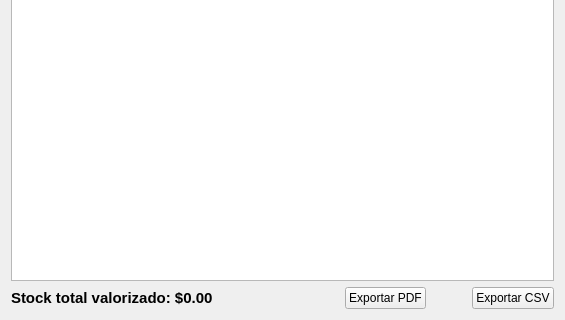
Old version of the form ui/designer/reportes.ui in the repository krppd/betterstock; both pictures show x 0 to 565 and y 230 to 550 of the 565 by 550 pixel window.
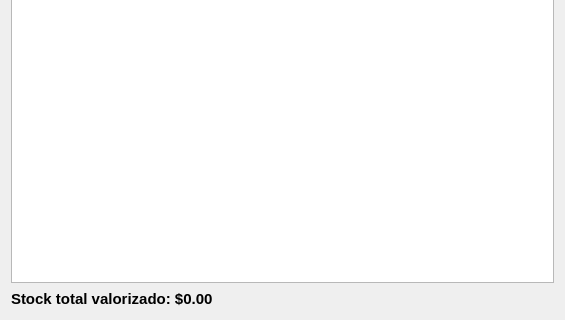
New version of the form.

```diff
--- a/ui/designer/reportes.ui
+++ b/ui/designer/reportes.ui
@@ -220,36 +220,6 @@
        </property>
       </spacer>
      </item>
-     <item>
-      <widget class="QPushButton" name="btnExportarPDF">
-       <property name="text">
-        <string>Exportar PDF</string>
-       </property>
-      </widget>
-     </item>
-     <item>
-      <spacer name="horizontalSpacer_3">
-       <property name="orientation">
-        <enum>Qt::Horizontal</enum>
-       </property>
-       <property name="sizeType">
-        <enum>QSizePolicy::Preferred</enum>
-       </property>
-       <property name="sizeHint" stdset="0">
-        <size>
-         <width>40</width>
-         <height>20</height>
-        </size>
-       </property>
-      </spacer>
-     </item>
-     <item>
-      <widget class="QPushButton" name="btnExportarCSV">
-       <property name="text">
-        <string>Exportar CSV</string>
-       </property>
-      </widget>
-     </item>
     </layout>
    </item>
   </layout>
```
